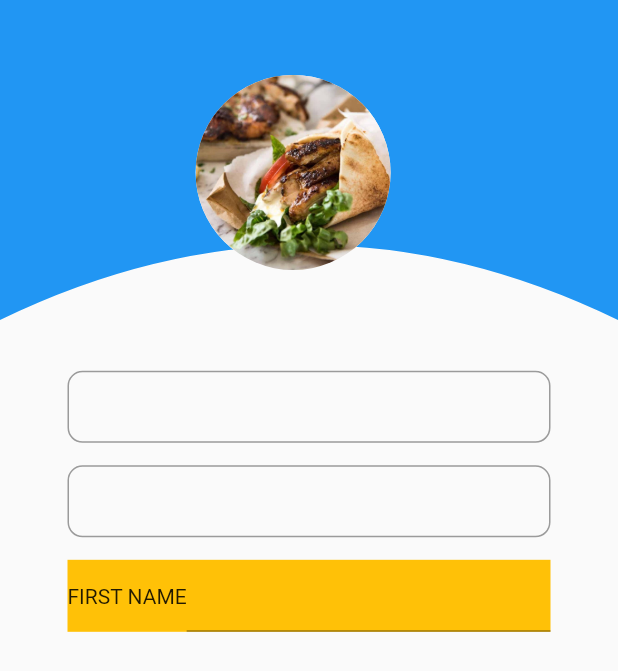
After one commit to mannanshafique/Shopy-With-Firebase, a Flutter app: the UserAccount screen opened directly, on a phone screen of 412 x 824 dp. The commit adds this screen. Shown: the top 671 px of the screen. Run offline on Flutter 3.47's test engine with Material 2 defaults, Android fonts, the phone set to English and light mode, and no system bars; our stand-ins replace badges, device_preview.

Commit message:
initial commit

```diff
--- a/lib/Model/Items.dart
+++ b/lib/Model/Items.dart
@@ -1,38 +1,39 @@
 class Items {
+  int id;
   String title;
   double price;
   String img;
   String desc;
-  int quantity = 0;
+  int quantity;
 
-  Items({this.title, this.price, this.img, this.desc, this.quantity});
-
-  String getTitle() {
-    return this.title;
-  }
-
-  void setTitle(String title) {
-    this.title = title;
-  }
+  Items({this.title, this.price, this.img, this.desc, this.quantity, this.id});
 }
 
 final List<Items> items = [
   Items(
+      id: 1,
       title: 'Biryani',
       desc: 'Amazing Tasty biryani ',
       img: 'assets/images/img1.png',
+      quantity: 1,
       price: 200),
   Items(
+      id: 2,
+      quantity: 1,
       title: 'Kabab',
       desc: 'Amazing Tasty Kabab ',
       img: 'assets/images/img3.jpg',
       price: 500),
   Items(
+      id: 3,
+      quantity: 1,
       title: 'Chapati',
       desc: 'Amazing Tasty Chapati',
       img: 'assets/images/img5.jpg',
       price: 20),
   Items(
+      id: 4,
+      quantity: 1,
       title: 'Shawarma',
       desc: 'Amazing Tasty Shawarma',
       img: 'assets/images/img6.jpg',
--- a/lib/Screen/HomePage.dart
+++ b/lib/Screen/HomePage.dart
@@ -7,6 +7,8 @@ import 'package:shopy_firebase/Screen/CheckOutScreen.dart';
 import 'package:shopy_firebase/Screen/DetailScreen.dart';
 import 'package:shopy_firebase/SearchDelegate/searchDelegate.dart';
 import 'package:shopy_firebase/widgets/widgets.dart';
+
+import 'UserAccount.dart';
 
 class HomePage extends StatefulWidget {
   @override
@@ -265,7 +267,7 @@ class _HomePageState extends State<HomePage> {
                 icon: Icons.account_circle,
                 onTap: () {
                   Navigator.push(context,
-                      MaterialPageRoute(builder: (context) => HomePage()));
+                      MaterialPageRoute(builder: (context) => UserAccount()));
                 },
                 text: 'My Account'),
             _createDrawerItem(
--- /dev/null
+++ b/lib/Screen/UserAccount.dart
@@ -0,0 +1,108 @@
+import 'package:flutter/material.dart';
+
+class UserAccount extends StatefulWidget {
+  @override
+  _UserAccountState createState() => _UserAccountState();
+}
+
+class _UserAccountState extends State<UserAccount> {
+  @override
+  Widget build(BuildContext context) {
+    var height = MediaQuery.of(context).size.height;
+    var width = MediaQuery.of(context).size.width;
+    return Scaffold(
+      body: SafeArea(
+        child: SingleChildScrollView(
+          child: Container(
+            height: height,
+            width: width,
+            child: Stack(
+              children: [
+                SizedBox(
+                    height: MediaQuery.of(context).size.height * 0.259,
+                    width: double.infinity,
+                    child: ClipPath(
+                      child: Container(
+                        width: MediaQuery.of(context).size.width,
+                        height: 200,
+                        color: Colors.blue,
+                      ),
+                      clipper: CustomClipPath(),
+                    )),
+                Positioned(
+                    top: 50.0,
+                    right: width * 0.368,
+                    child: CircleAvatar(
+                        backgroundColor: Colors.white,
+                        radius: 65,
+                        backgroundImage: AssetImage('assets/images/img6.jpg'))),
+                Positioned(
+                    top: height * 0.3,
+                    child: Container(
+                        padding:
+                            EdgeInsets.symmetric(horizontal: 45, vertical: 0),
+                        height: height,
+                        width: width,
+                        child: Column(
+                          children: [
+                            _textInputField(),
+                            _sizedBox(),
+                            _textInputField(),
+                            _sizedBox(),
+                            _rowText(),
+                            _sizedBox(),
+                          ],
+                        )))
+              ],
+            ),
+          ),
+        ),
+      ),
+    );
+  }
+
+  Widget _textInputField() {
+    return TextFormField(
+      decoration: InputDecoration(
+          contentPadding: EdgeInsets.symmetric(horizontal: 15),
+          border: OutlineInputBorder(borderRadius: BorderRadius.circular(10))),
+    );
+  }
+
+  Widget _rowText() {
+    return Container(
+      color: Colors.amber,
+      child: Row(
+        crossAxisAlignment: CrossAxisAlignment.baseline,
+        textBaseline: TextBaseline.alphabetic,
+        children: [
+          Text('FIRST NAME'),
+          _sizedBox(),
+          Expanded(child: TextField()),
+        ],
+      ),
+    );
+  }
+
+  Widget _sizedBox() {
+    return SizedBox(
+      height: 15,
+    );
+  }
+}
+
+class CustomClipPath extends CustomClipper<Path> {
+  var radius = 10.0;
+  @override
+  Path getClip(Size size) {
+    Path path = Path();
+    path.lineTo(0, size.height);
+    path.quadraticBezierTo(
+        size.width / 2, size.height - 100, size.width, size.height);
+    path.lineTo(size.width, 0);
+    return path;
+  }
+
+  @override
+  bool shouldReclip(CustomClipper<Path> oldClipper) => false;
+}
--- a/pubspec.yaml
+++ b/pubspec.yaml
@@ -32,6 +32,7 @@ dependencies:
   device_preview: ^0.4.8
   badges: ^1.1.1
   provider: ^4.3.2+2
+
 
 dev_dependencies:
   flutter_test:
```
Also changed, not shown: lib/Provider/ProviderCart.dart (+54 -47 lines), lib/Screen/CheckOutScreen.dart (+49 -13 lines), lib/Screen/DetailScreen.dart (+18 -3 lines).
